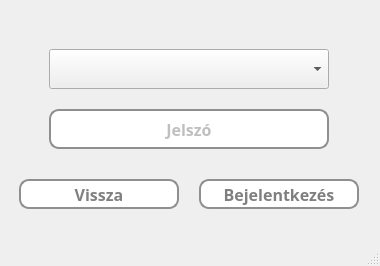
pkristof1999/Szakdolgozat, file src/main/resources/ui/default/loginScreen.ui: the form before one commit.
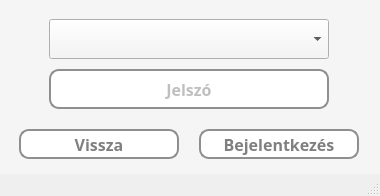
The form after the commit.

Diff of the .ui file:
```diff
--- a/src/main/resources/ui/default/loginScreen.ui
+++ b/src/main/resources/ui/default/loginScreen.ui
@@ -7,7 +7,7 @@
     <x>0</x>
     <y>0</y>
     <width>380</width>
-    <height>266</height>
+    <height>196</height>
    </rect>
   </property>
   <property name="windowTitle">
@@ -23,11 +23,12 @@
       <x>-1</x>
       <y>-1</y>
       <width>381</width>
-      <height>241</height>
+      <height>181</height>
      </rect>
     </property>
     <property name="styleSheet">
      <string notr="true">* {
+	background-color: whitesmoke;
     font-size: 16px;
     font-weight: bold;
 }</string>
@@ -36,7 +37,7 @@
      <property name="geometry">
       <rect>
        <x>50</x>
-       <y>50</y>
+       <y>20</y>
        <width>280</width>
        <height>40</height>
       </rect>
@@ -65,7 +66,7 @@
      <property name="geometry">
       <rect>
        <x>50</x>
-       <y>110</y>
+       <y>70</y>
        <width>280</width>
        <height>40</height>
       </rect>
@@ -99,7 +100,7 @@
      <property name="geometry">
       <rect>
        <x>20</x>
-       <y>180</y>
+       <y>130</y>
        <width>160</width>
        <height>30</height>
       </rect>
@@ -132,7 +133,7 @@
      <property name="geometry">
       <rect>
        <x>200</x>
-       <y>180</y>
+       <y>130</y>
        <width>160</width>
        <height>30</height>
       </rect>
```
